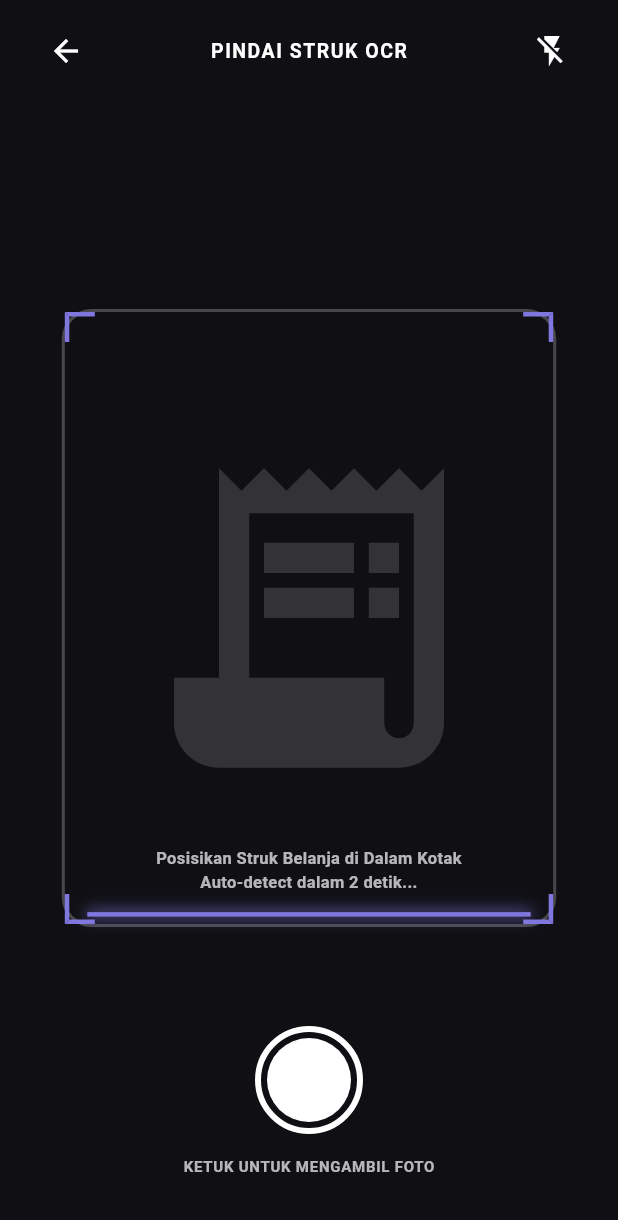
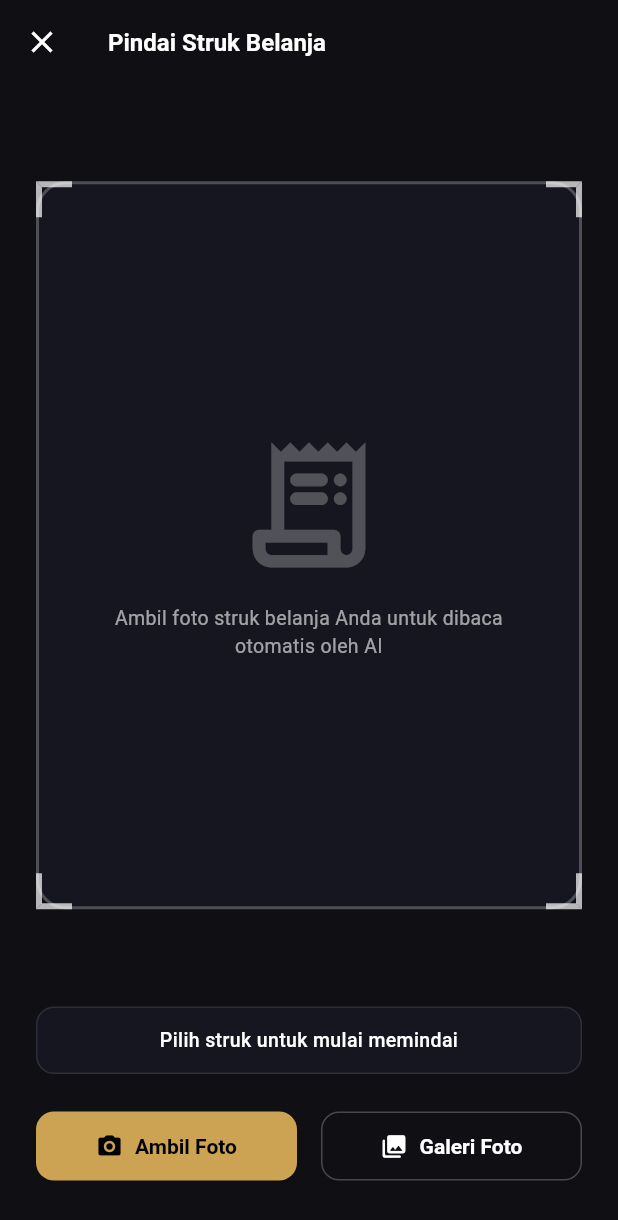
Before and after one commit to bilaa03/Final-Project_CuanlyApp, a Flutter app: the CameraScanScreen screen opened directly with empty values, on a phone screen of 412 x 824 dp. Shown: the top 1220 px of the screen. Run offline on Flutter 3.47's test engine with Material 3 defaults, Android fonts, the phone set to English and light mode, and no system bars; our stand-ins replace image_picker; Roboto replaces fonts that are missing (Arial).

Commit message:
Fixing Camera

```diff
--- a/lib/main.dart
+++ b/lib/main.dart
@@ -376,6 +376,7 @@ class _CuanlyMainLayoutState extends State<CuanlyMainLayout> {
                 this.context,
                 MaterialPageRoute(
                   builder: (context) => CameraScanScreen(
+                    apiBaseUrl: _apiBaseUrl,
                     onScanSuccess: (title, amount, category, wallet) {
                       _addTransaction(title, amount, category, true, wallet);
                       ScaffoldMessenger.of(this.context).showSnackBar(
@@ -464,6 +465,7 @@ class _CuanlyMainLayoutState extends State<CuanlyMainLayout> {
         onSegmentChanged: (seg) => setState(() => _activeChatSegment = seg),
         roastMode: _roastMode,
         onRoastModeChanged: (val) => setState(() => _roastMode = val),
+        onSettingsClick: () => setState(() => _activeTabIndex = 5),
       ),
       SettingsScreen(
         userName: _userName,
@@ -522,7 +524,7 @@ class _CuanlyMainLayoutState extends State<CuanlyMainLayout> {
               tooltip: 'Pindai Struk OCR',
               child: const Icon(Icons.photo_camera, color: Colors.black, size: 24),
             )
-          : _activeTabIndex != 5
+          : (_activeTabIndex != 4 && _activeTabIndex != 5) // Hide on Chat (4) and Settings (5)
               ? FloatingActionButton(
                   onPressed: () => setState(() => _activeTabIndex = 5),
                   backgroundColor: const Color(0xFF1C1C24),
--- a/lib/screens/camera_scan_screen.dart
+++ b/lib/screens/camera_scan_screen.dart
@@ -1,10 +1,19 @@
 import 'dart:async';
+import 'dart:convert';
+import 'dart:io';
 import 'package:flutter/material.dart';
+import 'package:image_picker/image_picker.dart';
+import 'package:http/http.dart' as http;
 
 class CameraScanScreen extends StatefulWidget {
+  final String apiBaseUrl;
   final Function(String title, double amount, String category, String wallet) onScanSuccess;
 
-  const CameraScanScreen({super.key, required this.onScanSuccess});
+  const CameraScanScreen({
+    super.key,
+    required this.apiBaseUrl,
+    required this.onScanSuccess,
+  });
 
   @override
   State<CameraScanScreen> createState() => _CameraScanScreenState();
@@ -13,12 +22,11 @@ class CameraScanScreen extends StatefulWidget {
 class _CameraScanScreenState extends State<CameraScanScreen> with SingleTickerProviderStateMixin {
   late AnimationController _scannerController;
   late Animation<double> _scannerAnimation;
-  bool _isFlashOn = false;
+
+  File? _selectedImage;
   bool _isScanning = false;
-  bool _isFlashActive = false;
-  Timer? _autoScanTimer;
-  int _secondsLeft = 3;
-  Timer? _countdownTimer;
+  String _statusText = 'Pilih struk untuk mulai memindai';
+  final ImagePicker _picker = ImagePicker();
 
   @override
   void initState() {
@@ -31,126 +39,198 @@ class _CameraScanScreenState extends State<CameraScanScreen> with SingleTickerPr
     _scannerAnimation = Tween<double>(begin: 0.0, end: 1.0).animate(
       CurvedAnimation(parent: _scannerController, curve: Curves.easeInOut),
     );
-
-    // Start auto detection countdown
-    _countdownTimer = Timer.periodic(const Duration(seconds: 1), (timer) {
-      if (mounted) {
-        setState(() {
-          if (_secondsLeft > 1) {
-            _secondsLeft--;
-          } else {
-            _secondsLeft = 0;
-            _countdownTimer?.cancel();
-          }
-        });
-      }
-    });
-
-    _autoScanTimer = Timer(const Duration(seconds: 3), () {
-      if (mounted && !_isScanning) {
-        _triggerAutoScan();
-      }
-    });
   }
 
   @override
   void dispose() {
     _scannerController.dispose();
-    _autoScanTimer?.cancel();
-    _countdownTimer?.cancel();
     super.dispose();
   }
 
-  void _triggerAutoScan() {
+  Future<void> _pickImage(ImageSource source) async {
+    try {
+      final XFile? image = await _picker.pickImage(
+        source: source,
+        maxWidth: 1200,
+        maxHeight: 1200,
+        imageQuality: 85,
+      );
+
+      if (image == null) return;
+
       setState(() {
-      _isFlashActive = true;
-      _isScanning = true;
+        _selectedImage = File(image.path);
+        _statusText = 'Gambar berhasil dimuat. Memulai pemindaian...';
       });
 
-    // White flash shutter animation effect
-    Future.delayed(const Duration(milliseconds: 100), () {
-      if (mounted) {
+      await _uploadAndScanReceipt();
+    } catch (e) {
+      _showError('Gagal mengambil gambar: ${e.toString()}');
+    }
+  }
+
+  Future<void> _uploadAndScanReceipt() async {
+    if (_selectedImage == null) return;
+
     setState(() {
-          _isFlashActive = false;
-        });
-      }
+      _isScanning = true;
+      _statusText = 'AI Cuanly sedang membaca struk...';
     });
 
-    // Simulate OCR processing for 1.5 seconds
-    Future.delayed(const Duration(milliseconds: 1500), () {
+    try {
+      // Read image bytes and convert to Base64
+      final bytes = await _selectedImage!.readAsBytes();
+      final base64Image = base64Encode(bytes);
+
+      // Extract file extension to determine mimeType
+      final extension = _selectedImage!.path.split('.').last.toLowerCase();
+      final mimeType = (extension == 'png') ? 'image/png' : 'image/jpeg';
+
+      final response = await http.post(
+        Uri.parse('${widget.apiBaseUrl}/financial/ocr'),
+        headers: {
+          'Content-Type': 'application/json',
+        },
+        body: jsonEncode({
+          'image': base64Image,
+          'mimeType': mimeType,
+        }),
+      ).timeout(const Duration(seconds: 25));
+
+      if (response.statusCode == 200) {
+        final resData = jsonDecode(response.body);
+        if (resData['ok'] == true && resData['data'] != null) {
+          final data = resData['data'];
+
+          setState(() {
+            _isScanning = false;
+            _statusText = 'Pemindaian sukses!';
+          });
+
+          // Show success message briefly before returning
+          await Future.delayed(const Duration(milliseconds: 500));
+
           if (mounted) {
             widget.onScanSuccess(
-          'Makan Siang Struk Mandiri (Auto-Detected)',
-          85000.0,
-          'Makanan',
-          'Bank Mandiri',
+              data['title'] ?? 'Struk Belanja',
+              (data['amount'] as num).toDouble(),
+              data['category'] ?? 'Lainnya',
+              data['walletName'] ?? 'Cash',
             );
             Navigator.pop(context);
           }
+        } else {
+          throw Exception(resData['error'] ?? 'Gagal memproses struk.');
+        }
+      } else {
+        throw Exception('Server merespon dengan status: ${response.statusCode}');
+      }
+    } catch (e) {
+      setState(() {
+        _isScanning = false;
+        _statusText = 'Pemindaian gagal.';
       });
+      _showError('OCR gagal: ${e.toString()}');
+    }
   }
 
-  void _clickShutter() {
-    _autoScanTimer?.cancel();
-    _countdownTimer?.cancel();
-    setState(() {
-      _isScanning = true;
-      _secondsLeft = 0;
-    });
-
-    // Simulate OCR processing for 1.5 seconds
-    Future.delayed(const Duration(milliseconds: 1500), () {
-      if (mounted) {
-        widget.onScanSuccess(
-          'Makan Siang Struk Mandiri',
-          85000.0,
-          'Makanan',
-          'Bank Mandiri',
+  void _showError(String message) {
+    if (!mounted) return;
+    ScaffoldMessenger.of(context).showSnackBar(
+      SnackBar(
+        content: Text(message),
+        backgroundColor: Colors.redAccent,
+        duration: const Duration(seconds: 4),
+      ),
     );
-        Navigator.pop(context);
-      }
-    });
   }
 
   @override
   Widget build(BuildContext context) {
+    final themeColor = const Color(0xFFCCA352); // Gold theme color
+
     return Scaffold(
-      backgroundColor: Colors.black,
-      body: Stack(
+      backgroundColor: const Color(0xFF0F0F14),
+      appBar: AppBar(
+        title: const Text(
+          'Pindai Struk Belanja',
+          style: TextStyle(fontSize: 16, fontWeight: FontWeight.bold, color: Colors.white),
+        ),
+        backgroundColor: Colors.transparent,
+        elevation: 0,
+        leading: IconButton(
+          icon: const Icon(Icons.close, color: Colors.white),
+          onPressed: () => Navigator.pop(context),
+        ),
+      ),
+      body: SafeArea(
+        child: Column(
           children: [
-          // Simulated camera view background (dim/dark camera texture)
+            Expanded(
+              child: Center(
+                child: Padding(
+                  padding: const EdgeInsets.all(24.0),
+                  child: AspectRatio(
+                    aspectRatio: 3 / 4,
+                    child: Stack(
+                      children: [
+                        // Border viewfinder
                         Container(
-            color: const Color(0xFF0F0F14),
-            child: const Center(
-              child: Opacity(
-                opacity: 0.15,
+                          decoration: BoxDecoration(
+                            border: Border.all(
+                              color: _isScanning ? themeColor : Colors.white24,
+                              width: 2,
+                            ),
+                            borderRadius: BorderRadius.circular(20),
+                            color: const Color(0xFF161620),
+                          ),
+                          child: ClipRRect(
+                            borderRadius: BorderRadius.circular(18),
+                            child: _selectedImage != null
+                                ? Image.file(
+                                    _selectedImage!,
+                                    fit: BoxFit.cover,
+                                    width: double.infinity,
+                                    height: double.infinity,
+                                  )
+                                : const Center(
+                                    child: Column(
+                                      mainAxisAlignment: MainAxisAlignment.center,
+                                      children: [
+                                        Opacity(
+                                          opacity: 0.25,
                                           child: Icon(
-                  Icons.receipt_long,
-                  size: 240,
+                                            Icons.receipt_long_rounded,
+                                            size: 100,
                                             color: Colors.white,
+                                          ),
+                                        ),
+                                        SizedBox(height: 16),
+                                        Opacity(
+                                          opacity: 0.6,
+                                          child: Padding(
+                                            padding: EdgeInsets.symmetric(horizontal: 24.0),
+                                            child: Text(
+                                              'Ambil foto struk belanja Anda untuk dibaca otomatis oleh AI',
+                                              textAlign: TextAlign.center,
+                                              style: TextStyle(color: Colors.white, fontSize: 13),
+                                            ),
+                                          ),
+                                        ),
+                                      ],
                                     ),
                                   ),
                           ),
                         ),
 
-          // Viewfinder Frame Overlay
-          Center(
-            child: Container(
-              width: MediaQuery.of(context).size.width * 0.8,
-              height: MediaQuery.of(context).size.height * 0.5,
-              decoration: BoxDecoration(
-                border: Border.all(color: Colors.white24, width: 2),
-                borderRadius: BorderRadius.circular(20),
-              ),
-              child: Stack(
-                children: [
-                  // Corner markers
-                  _buildCornerMarker(top: 0, left: 0),
-                  _buildCornerMarker(top: 0, right: 0),
-                  _buildCornerMarker(bottom: 0, left: 0),
-                  _buildCornerMarker(bottom: 0, right: 0),
+                        // Corner decorations
+                        _buildCornerMarker(top: 0, left: 0, color: _isScanning ? themeColor : Colors.white70),
+                        _buildCornerMarker(top: 0, right: 0, color: _isScanning ? themeColor : Colors.white70),
+                        _buildCornerMarker(bottom: 0, left: 0, color: _isScanning ? themeColor : Colors.white70),
+                        _buildCornerMarker(bottom: 0, right: 0, color: _isScanning ? themeColor : Colors.white70),
 
-                  // OCR Scan laser animation line
+                        // Scan laser animation
+                        if (_isScanning)
                           AnimatedBuilder(
                             animation: _scannerAnimation,
                             builder: (context, child) {
@@ -159,14 +239,14 @@ class _CameraScanScreenState extends State<CameraScanScreen> with SingleTickerPr
                                 left: 15,
                                 right: 15,
                                 child: Container(
-                          height: 3,
+                                  height: 4,
                                   decoration: BoxDecoration(
-                            color: _isScanning ? const Color(0xFF1D9E75) : const Color(0xFF7F77DD),
+                                    color: themeColor,
                                     boxShadow: [
                                       BoxShadow(
-                                color: (_isScanning ? const Color(0xFF1D9E75) : const Color(0xFF7F77DD)).withValues(alpha: 0.8),
-                                blurRadius: 8,
-                                spreadRadius: 1,
+                                        color: themeColor.withValues(alpha: 0.8),
+                                        blurRadius: 10,
+                                        spreadRadius: 2,
                                       )
                                     ],
                                   ),
@@ -174,148 +254,121 @@ class _CameraScanScreenState extends State<CameraScanScreen> with SingleTickerPr
                               );
                             },
                           ),
-
-                  // Overlay Scanner Status Text
-                  if (_isScanning)
-                    Center(
-                      child: Container(
-                        padding: const EdgeInsets.symmetric(horizontal: 20, vertical: 12),
-                        decoration: const BoxDecoration(
-                          color: Colors.black87,
-                          borderRadius: BorderRadius.all(Radius.circular(12)),
-                        ),
-                        child: const Row(
-                          mainAxisSize: MainAxisSize.min,
-                          children: [
-                            SizedBox(
-                              width: 14,
-                              height: 14,
-                              child: CircularProgressIndicator(
-                                strokeWidth: 2,
-                                valueColor: AlwaysStoppedAnimation<Color>(Color(0xFF1D9E75)),
-                              ),
-                            ),
-                            SizedBox(width: 10),
-                            Text(
-                              'AI Membaca Struk...',
-                              style: TextStyle(color: Colors.white, fontSize: 12, fontWeight: FontWeight.bold),
-                            )
                       ],
                     ),
                   ),
-                    )
-                  else
-                    Align(
-                      alignment: Alignment.bottomCenter,
-                      child: Padding(
-                        padding: const EdgeInsets.only(bottom: 20),
+                ),
+              ),
+            ),
+
+            // Status bar
+            Container(
+              padding: const EdgeInsets.symmetric(horizontal: 24, vertical: 12),
+              margin: const EdgeInsets.symmetric(horizontal: 24),
+              decoration: BoxDecoration(
+                color: const Color(0xFF161620),
+                borderRadius: BorderRadius.circular(12),
+                border: Border.all(color: Colors.white10),
+              ),
+              child: Row(
+                mainAxisAlignment: MainAxisAlignment.center,
+                children: [
+                  if (_isScanning)
+                    const Padding(
+                      padding: EdgeInsets.only(right: 12.0),
+                      child: SizedBox(
+                        width: 16,
+                        height: 16,
+                        child: CircularProgressIndicator(
+                          strokeWidth: 2,
+                          valueColor: AlwaysStoppedAnimation<Color>(Color(0xFFCCA352)),
+                        ),
+                      ),
+                    ),
+                  Flexible(
                     child: Text(
-                          _secondsLeft > 0
-                              ? 'Posisikan Struk Belanja di Dalam Kotak\nAuto-detect dalam $_secondsLeft detik...'
-                              : 'Mengidentifikasi struk...',
-                          style: const TextStyle(color: Colors.white70, fontSize: 11, fontWeight: FontWeight.bold),
+                      _statusText,
                       textAlign: TextAlign.center,
+                      style: const TextStyle(
+                        color: Colors.white,
+                        fontSize: 13,
+                        fontWeight: FontWeight.w500,
                       ),
                     ),
                   ),
                 ],
               ),
             ),
+
+            const SizedBox(height: 24),
+
+            // Controls buttons
+            Padding(
+              padding: const EdgeInsets.only(bottom: 36, left: 24, right: 24),
+              child: Row(
+                children: [
+                  Expanded(
+                    child: ElevatedButton.icon(
+                      onPressed: _isScanning ? null : () => _pickImage(ImageSource.camera),
+                      icon: const Icon(Icons.camera_alt_rounded),
+                      label: const Text('Ambil Foto'),
+                      style: ElevatedButton.styleFrom(
+                        backgroundColor: themeColor,
+                        foregroundColor: Colors.black,
+                        padding: const EdgeInsets.symmetric(vertical: 14),
+                        shape: RoundedRectangleBorder(
+                          borderRadius: BorderRadius.circular(12),
                         ),
-
-          // Top Action Bar
-          Positioned(
-            top: MediaQuery.of(context).padding.top + 10,
-            left: 20,
-            right: 20,
-            child: Row(
-              mainAxisAlignment: MainAxisAlignment.spaceBetween,
-              children: [
-                IconButton(
-                  icon: const Icon(Icons.arrow_back, color: Colors.white),
-                  onPressed: () => Navigator.pop(context),
+                        textStyle: const TextStyle(fontWeight: FontWeight.bold, fontSize: 14),
                       ),
-                const Text(
-                  'PINDAI STRUK OCR',
-                  style: TextStyle(color: Colors.white, fontWeight: FontWeight.bold, fontSize: 13, letterSpacing: 1),
                     ),
-                IconButton(
-                  icon: Icon(
-                    _isFlashOn ? Icons.flash_on : Icons.flash_off,
-                    color: _isFlashOn ? Colors.yellow : Colors.white,
                   ),
-                  onPressed: () {
-                    setState(() {
-                      _isFlashOn = !_isFlashOn;
-                    });
-                  },
+                  const SizedBox(width: 16),
+                  Expanded(
+                    child: OutlinedButton.icon(
+                      onPressed: _isScanning ? null : () => _pickImage(ImageSource.gallery),
+                      icon: const Icon(Icons.photo_library_rounded, color: Colors.white),
+                      label: const Text('Galeri Foto', style: TextStyle(color: Colors.white)),
+                      style: OutlinedButton.styleFrom(
+                        side: const BorderSide(color: Colors.white24),
+                        padding: const EdgeInsets.symmetric(vertical: 14),
+                        shape: RoundedRectangleBorder(
+                          borderRadius: BorderRadius.circular(12),
+                        ),
+                        textStyle: const TextStyle(fontWeight: FontWeight.bold, fontSize: 14),
+                      ),
+                    ),
                   ),
                 ],
               ),
             ),
-
-          // Bottom Shutter Panel
-          Positioned(
-            bottom: MediaQuery.of(context).padding.bottom + 40,
-            left: 0,
-            right: 0,
-            child: Column(
-              children: [
-                GestureDetector(
-                  onTap: _isScanning ? null : _clickShutter,
-                  child: Container(
-                    width: 72,
-                    height: 72,
-                    decoration: BoxDecoration(
-                      shape: BoxShape.circle,
-                      border: Border.all(color: Colors.white, width: 4),
-                    ),
-                    padding: const EdgeInsets.all(4),
-                    child: Container(
-                      decoration: const BoxDecoration(
-                        color: Colors.white,
-                        shape: BoxShape.circle,
-                      ),
-                    ),
-                  ),
-                ),
-                const SizedBox(height: 14),
-                Text(
-                  _isScanning ? 'SEDANG MEMPROSES...' : 'KETUK UNTUK MENGAMBIL FOTO',
-                  style: const TextStyle(color: Colors.white70, fontSize: 10, fontWeight: FontWeight.bold, letterSpacing: 0.5),
-                )
           ],
         ),
-          ),
-
-          // Shutter Camera Flash Overlay Effect
-          if (_isFlashActive)
-            Positioned.fill(
-              child: Container(
-                color: Colors.white,
-              ),
-            ),
-        ],
       ),
     );
   }
 
-  Widget _buildCornerMarker({double? top, double? bottom, double? left, double? right}) {
-    final markerColor = _isScanning ? const Color(0xFF1D9E75) : const Color(0xFF7F77DD);
+  Widget _buildCornerMarker({
+    double? top,
+    double? bottom,
+    double? left,
+    double? right,
+    required Color color,
+  }) {
     return Positioned(
       top: top,
       bottom: bottom,
       left: left,
       right: right,
       child: Container(
-        width: 20,
-        height: 20,
+        width: 24,
+        height: 24,
         decoration: BoxDecoration(
           border: Border(
-            top: top != null ? BorderSide(color: markerColor, width: 3) : BorderSide.none,
-            bottom: bottom != null ? BorderSide(color: markerColor, width: 3) : BorderSide.none,
-            left: left != null ? BorderSide(color: markerColor, width: 3) : BorderSide.none,
-            right: right != null ? BorderSide(color: markerColor, width: 3) : BorderSide.none,
+            top: top != null ? BorderSide(color: color, width: 4) : BorderSide.none,
+            bottom: bottom != null ? BorderSide(color: color, width: 4) : BorderSide.none,
+            left: left != null ? BorderSide(color: color, width: 4) : BorderSide.none,
+            right: right != null ? BorderSide(color: color, width: 4) : BorderSide.none,
           ),
         ),
       ),
--- a/pubspec.yaml
+++ b/pubspec.yaml
@@ -35,6 +35,7 @@ dependencies:
   # Use with the CupertinoIcons class for iOS style icons.
   cupertino_icons: ^1.0.8
   http: ^1.6.0
+  image_picker: ^1.1.2
 
 dev_dependencies:
   flutter_test:
```
Also changed, not shown: lib/screens/chat_screen.dart (+7 -0 lines), pubspec.lock, 4 other files. Lines whose indentation alone changed are shown as unchanged.
